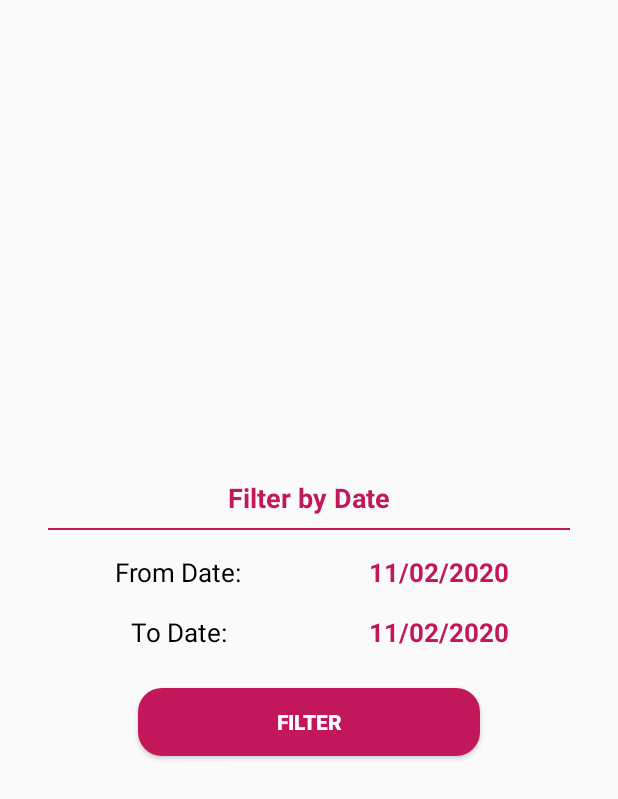
After one commit to rathina-selsoft/lucas-covid19-android, an Android app: the layout filter_view.xml on its own in the app's theme, with its tools: preview values and no code run, on a phone screen of 412 x 824 dp. The commit adds this screen. Shown: the top 799 px of the screen. Run offline under Robolectric (Android 15) with nearby library versions, the phone set to English and light mode, and no system bars.

Commit message:
filter dialog added

```diff
--- a/Covid19-LucasCharity/app/src/main/java/com/lucas_charity/covid19/activity/ui/HistoryFragment.kt
+++ b/Covid19-LucasCharity/app/src/main/java/com/lucas_charity/covid19/activity/ui/HistoryFragment.kt
@@ -1,10 +1,12 @@
 package com.lucas_charity.covid19.activity.ui
 
+import android.app.AlertDialog
 import android.content.Context
 import android.os.Bundle
 import android.view.LayoutInflater
 import android.view.View
 import android.view.ViewGroup
+import android.widget.Button
 import android.widget.TextView
 import androidx.fragment.app.Fragment
 import androidx.lifecycle.Observer
@@ -56,7 +58,6 @@ class HistoryFragment : Fragment() {
         val root = inflater.inflate(R.layout.fragment_history, container, false)
         ButterKnife.bind(this, root)
 
-        getHistoryViews()
         dateCalendar = Calendar.getInstance()
         getFoodHistory()
 
@@ -66,6 +67,7 @@ class HistoryFragment : Fragment() {
         historyAdapter = HistoryAdapter(mainActivity, foodRequests)
         historyRV.adapter = historyAdapter
 
+        getHistoryViews()
         return root
     }
 
@@ -110,7 +112,16 @@ class HistoryFragment : Fragment() {
 
     @OnClick(R.id.filter_history)
     fun onFilterTapped(view: View) {
-        getHistoryViews()
+        val filterDialog = AlertDialog.Builder(mainActivity)
+        val filterView = this.layoutInflater.inflate(R.layout.filter_view, null)
+        filterDialog.setView(filterView)
+        val filterByDateDialog: AlertDialog = filterDialog.create()
+
+        val fromDate: TextView = filterView.findViewById(R.id.from_date) as TextView
+        val toDate: TextView = filterView.findViewById(R.id.to_date) as TextView
+        val filterBtn: Button = filterView.findViewById(R.id.filter_btn) as Button
+
+        filterByDateDialog.show()
     }
 
     private fun getHistoryViews() {
--- /dev/null
+++ b/Covid19-LucasCharity/app/src/main/res/layout/filter_view.xml
@@ -0,0 +1,108 @@
+<?xml version="1.0" encoding="utf-8"?>
+<RelativeLayout xmlns:android="http://schemas.android.com/apk/res/android"
+    xmlns:tools="http://schemas.android.com/tools"
+    android:layout_width="match_parent"
+    android:layout_height="match_parent"
+    android:layout_margin="@dimen/activity_horizontal_margin"
+    android:padding="@dimen/activity_horizontal_margin"
+    android:gravity="center">
+
+    <TextView
+        android:id="@+id/txt_filter"
+        android:layout_width="wrap_content"
+        android:layout_height="wrap_content"
+        android:layout_centerHorizontal="true"
+        android:text="@string/filter_by_date"
+        android:textColor="@color/primaryColor"
+        android:textSize="@dimen/h2"
+        android:textStyle="bold" />
+
+    <View
+        android:id="@+id/view"
+        android:layout_width="match_parent"
+        android:layout_height="1dp"
+        android:layout_below="@id/txt_filter"
+        android:layout_marginTop="@dimen/activity_margin_half"
+        android:background="@color/primaryColor" />
+
+
+    <LinearLayout
+        android:id="@+id/from_date_row"
+        android:layout_width="match_parent"
+        android:layout_height="wrap_content"
+        android:layout_below="@id/view"
+        android:layout_marginTop="@dimen/activity_horizontal_margin"
+        android:orientation="horizontal"
+        android:weightSum="2">
+
+        <TextView
+            android:layout_width="0dp"
+            android:layout_height="wrap_content"
+            android:layout_weight="1"
+            android:gravity="center"
+            android:text="From Date:"
+            android:textColor="@color/black"
+            android:textSize="@dimen/h3" />
+
+        <TextView
+            android:id="@+id/from_date"
+            android:layout_width="0dp"
+            android:layout_height="wrap_content"
+            android:layout_weight="1"
+            android:gravity="center"
+            android:textColor="@color/primaryColor"
+            android:textSize="@dimen/h3"
+            android:textStyle="bold"
+            tools:text="11/02/2020" />
+
+    </LinearLayout>
+
+    <LinearLayout
+        android:id="@+id/to_date_row"
+        android:layout_width="match_parent"
+        android:layout_height="wrap_content"
+        android:layout_below="@id/from_date_row"
+        android:layout_marginTop="@dimen/activity_horizontal_margin"
+        android:orientation="horizontal"
+        android:weightSum="2">
+
+        <TextView
+            android:layout_width="0dp"
+            android:layout_height="wrap_content"
+            android:layout_weight="1"
+            android:gravity="center"
+            android:text="To Date:"
+            android:textColor="@color/black"
+            android:textSize="@dimen/h3" />
+
+        <TextView
+            android:id="@+id/to_date"
+            android:layout_width="0dp"
+            android:layout_height="wrap_content"
+            android:layout_weight="1"
+            android:gravity="center"
+            android:textColor="@color/primaryColor"
+            android:textSize="@dimen/h3"
+            android:textStyle="bold"
+            tools:text="11/02/2020" />
+
+    </LinearLayout>
+
+
+    <Button
+        android:id="@+id/filter_btn"
+        android:layout_width="match_parent"
+        android:layout_height="@dimen/_45dp"
+        android:layout_below="@id/to_date_row"
+        android:layout_marginStart="@dimen/_60sdp"
+        android:layout_marginLeft="@dimen/_60sdp"
+        android:layout_marginTop="@dimen/_25sdp"
+        android:layout_marginEnd="@dimen/_60sdp"
+        android:layout_marginRight="@dimen/_60sdp"
+        android:background="@drawable/btn_bg"
+        android:text="@string/filter"
+        android:textColor="@color/white"
+        android:textStyle="bold" />
+
+
+</RelativeLayout>
--- a/Covid19-LucasCharity/app/src/main/res/values/strings.xml
+++ b/Covid19-LucasCharity/app/src/main/res/values/strings.xml
@@ -28,4 +28,6 @@
     <string name="history">History</string>
     <string name="account">Account</string>
     <string name="no_history">No History</string>
+    <string name="filter_by_date">Filter by Date</string>
+    <string name="filter">Filter</string>
 </resources>
```
